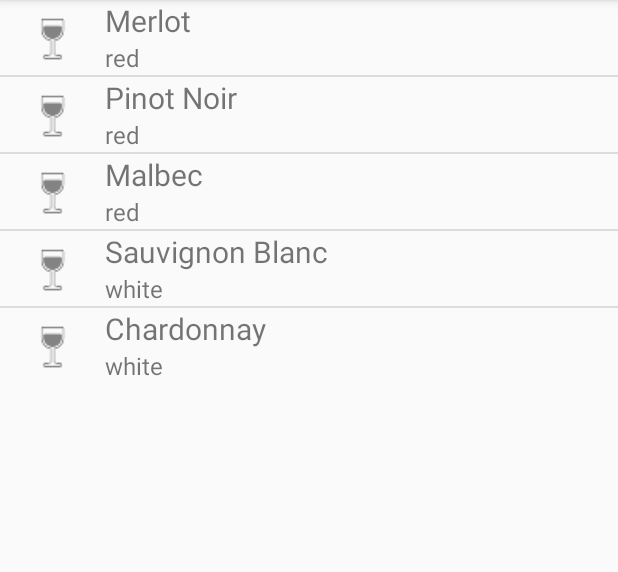
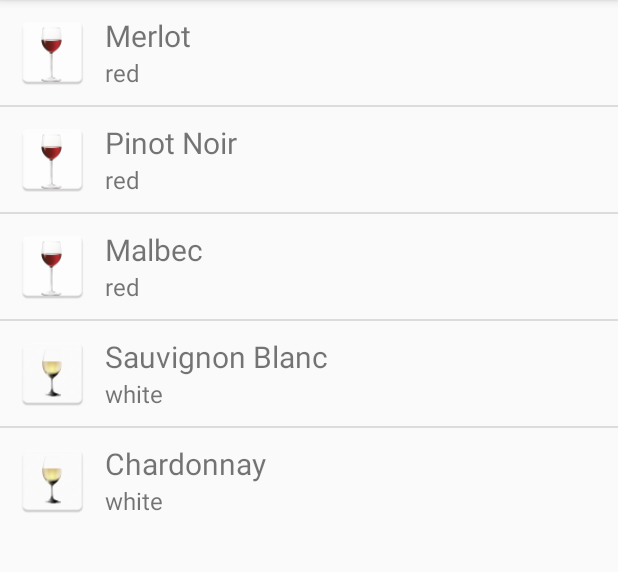
Before and after one commit to aitchiss/wine_list_android, an Android app: the screen it shows after launch (WineListActivity), on a phone screen of 412 x 824 dp, the part 84-656 px from its top. Run offline under Robolectric (Android 15) with nearby library versions, the phone set to English and light mode, and no system bars.

Commit message:
colour icons added

```diff
--- a/app/src/main/java/com/codeclan/winelist/Wine.java
+++ b/app/src/main/java/com/codeclan/winelist/Wine.java
@@ -25,8 +25,11 @@ public class Wine {
         return this.colour;
     }
 
-    public Double getPrice(){
-        return this.price;
+    public String getPrice(){
+
+        String price = this.price.toString();
+        String formattedPrice = "£" + price;
+        return formattedPrice;
     }
 
 }
--- a/app/src/main/java/com/codeclan/winelist/WineListActivity.java
+++ b/app/src/main/java/com/codeclan/winelist/WineListActivity.java
@@ -3,6 +3,7 @@ package com.codeclan.winelist;
 import android.support.v7.app.AppCompatActivity;
 import android.os.Bundle;
 import android.widget.Adapter;
+import android.widget.ImageView;
 import android.widget.ListView;
 
 import java.util.ArrayList;
@@ -21,5 +22,7 @@ public class WineListActivity extends AppCompatActivity {
 
         ListView listView = (ListView) findViewById(R.id.wine_list);
         listView.setAdapter(wineListAdapter);
+
+
     }
 }
--- a/app/src/main/java/com/codeclan/winelist/WineListAdapter.java
+++ b/app/src/main/java/com/codeclan/winelist/WineListAdapter.java
@@ -5,6 +5,7 @@ import android.view.LayoutInflater;
 import android.view.View;
 import android.view.ViewGroup;
 import android.widget.ArrayAdapter;
+import android.widget.ImageView;
 import android.widget.TextView;
 
 import java.util.ArrayList;
@@ -35,7 +36,16 @@ public class WineListAdapter extends ArrayAdapter<Wine> {
         wineColour.setText(currentWine.getColour());
 
         TextView winePrice = (TextView) listItemView.findViewById(R.id.wine_price);
-        winePrice.setText(currentWine.getPrice().toString());
+        winePrice.setText(currentWine.getPrice());
+
+        ImageView imageView = (ImageView) listItemView.findViewById(R.id.image);
+
+        if (currentWine.getColour().equals("red")){
+            imageView.setImageResource(R.mipmap.redwine);
+        } else if (currentWine.getColour().equals("white")){
+            imageView.setImageResource(R.mipmap.whitewine);
+        }
+
 
         return listItemView;
     }
--- a/app/src/main/res/layout/wine_item.xml
+++ b/app/src/main/res/layout/wine_item.xml
@@ -4,7 +4,7 @@
     android:layout_height="match_parent">
 
     <ImageView
-        android:src="@drawable/ic_action_name"
+        android:id="@+id/image"
         android:layout_width="50dp"
         android:layout_height="50dp"
         android:layout_marginLeft="10dp"
@@ -19,6 +19,7 @@
 
         <TextView
             android:id="@+id/wine_name"
+            android:layout_marginTop="10dp"
             android:layout_width="400dp"
             android:layout_height="wrap_content"
             android:textSize="20dp"/>
@@ -35,8 +36,10 @@
     <TextView
         android:id="@+id/wine_price"
         android:layout_gravity="top"
+        android:textSize="16dp"
         android:layout_width="50dp"
         android:layout_height="50dp"
+        android:layout_marginTop="20dp"
         android:layout_marginRight="30dp"/>
 
 </LinearLayout>
```
Also changed, not shown: app/src/main/redwine-web.png (added), app/src/main/res/mipmap-hdpi/redwine.png (added), app/src/main/res/mipmap-hdpi/whitewine.png (added), app/src/main/res/mipmap-mdpi/redwine.png (added), app/src/main/res/mipmap-mdpi/whitewine.png (added), app/src/main/res/mipmap-xhdpi/redwine.png (added), app/src/main/res/mipmap-xhdpi/whitewine.png (added), app/src/main/res/mipmap-xxhdpi/redwine.png (added), app/src/main/res/mipmap-xxhdpi/whitewine.png (added), app/src/main/res/mipmap-xxxhdpi/redwine.png (added), app/src/main/res/mipmap-xxxhdpi/whitewine.png (added), app/src/main/whitewine-web.png (added), 1 other file.
